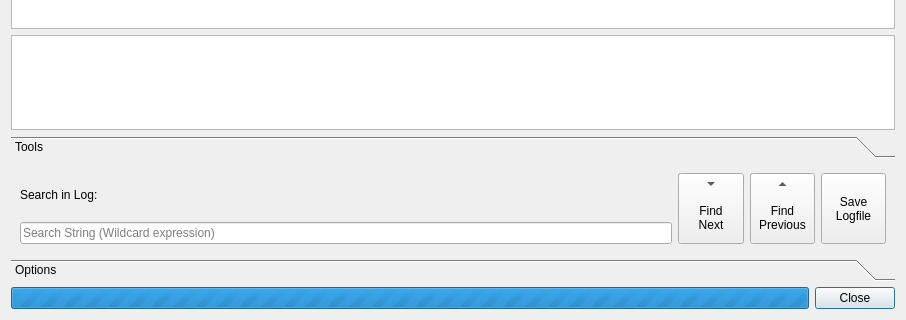
Before: the Qt Designer form src/LogDialog.ui in flowexpert/charon, drawn with Qt 5; both pictures show x 0 to 906 and y 380 to 700 of the 906 by 700 pixel window.
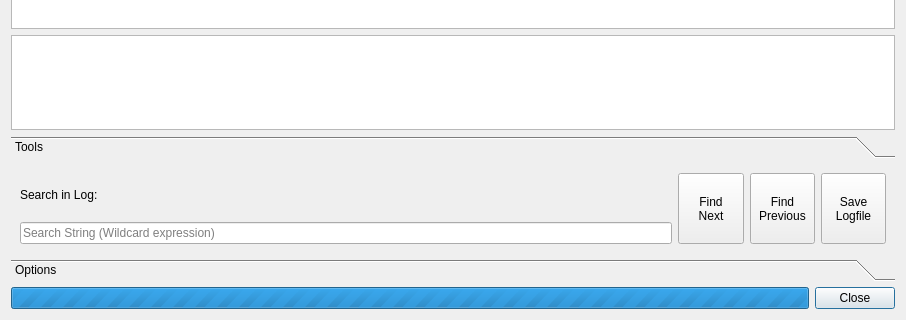
After: the same form once the commit is applied. Icons and pictures are not drawn. Custom widgets are drawn as their Qt base class.

Commit message: new search up/down icons

The edit to the form file:
```diff
--- a/src/LogDialog.ui
+++ b/src/LogDialog.ui
@@ -104,7 +104,7 @@
         <x>0</x>
         <y>0</y>
         <width>888</width>
-        <height>87</height>
+        <height>85</height>
        </rect>
       </property>
       <attribute name="label">
@@ -126,9 +126,6 @@
          <property name="toolButtonStyle">
           <enum>Qt::ToolButtonTextUnderIcon</enum>
          </property>
-         <property name="arrowType">
-          <enum>Qt::DownArrow</enum>
-         </property>
         </widget>
        </item>
        <item row="0" column="0">
@@ -180,9 +177,6 @@
          <property name="toolButtonStyle">
           <enum>Qt::ToolButtonTextUnderIcon</enum>
          </property>
-         <property name="arrowType">
-          <enum>Qt::UpArrow</enum>
-         </property>
         </widget>
        </item>
        <item row="1" column="0">
```
Left out of the diff: 10 changed lines with no effect on the pictures. The commit also changes 3 other files.
